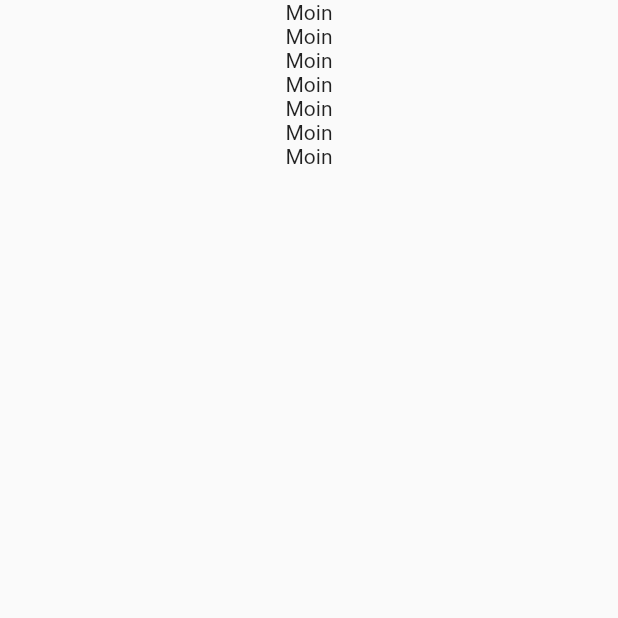
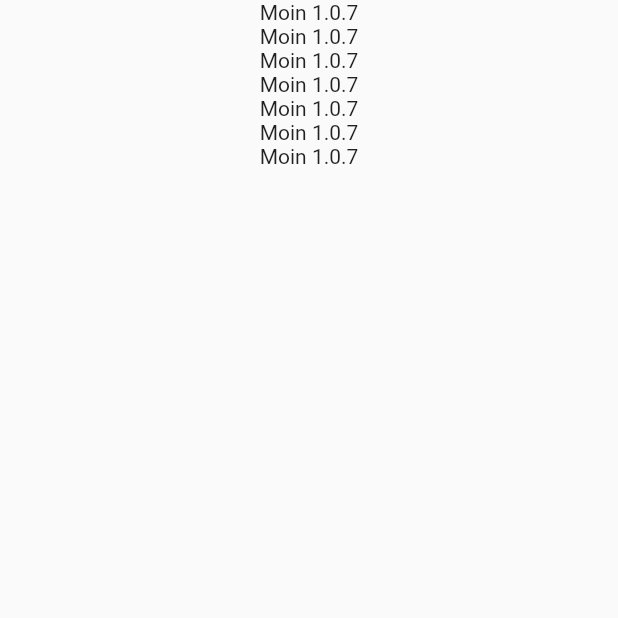
Before and after one commit to Wizzel1/conveyor_test, a Flutter app: the screen it shows after launch, on a phone screen of 412 x 824 dp, the top half of it. Run offline on Flutter 3.47's test engine with Material 2 defaults, Android fonts, the phone set to English and light mode, and no system bars.

Commit message:
Add changes

```diff
--- a/lib/main.dart
+++ b/lib/main.dart
@@ -14,13 +14,13 @@
         body: Center(
           child: Column(
             children: const [
-              Text('Moin'),
-              Text('Moin'),
-              Text('Moin'),
-              Text('Moin'),
-              Text('Moin'),
-              Text('Moin'),
-              Text('Moin'),
+              Text('Moin 1.0.7'),
+              Text('Moin 1.0.7'),
+              Text('Moin 1.0.7'),
+              Text('Moin 1.0.7'),
+              Text('Moin 1.0.7'),
+              Text('Moin 1.0.7'),
+              Text('Moin 1.0.7'),
             ],
           ),
         ),
```
